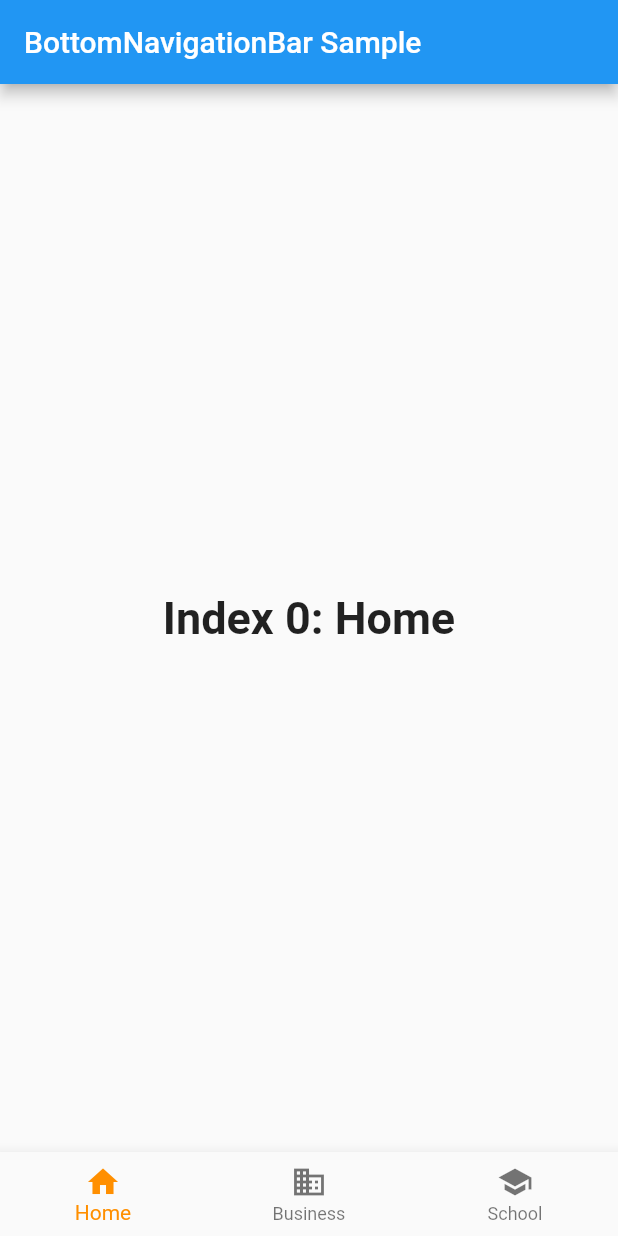
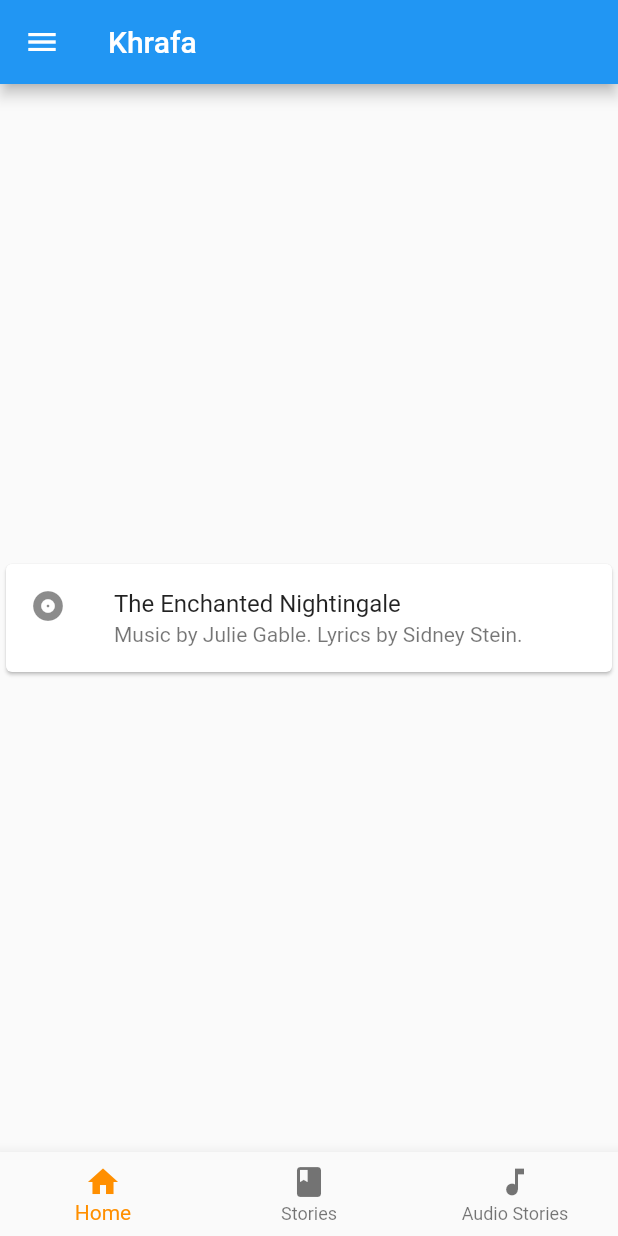
Before and after one commit to jlassi1/Khrafa, a Flutter app: the MyStatefulWidget screen opened directly, on a phone screen of 412 x 824 dp. Run offline on Flutter 3.47's test engine with Material 2 defaults, Android fonts, the phone set to English and light mode, and no system bars.

Commit message:
Add Bottom Navigation Bar

```diff
--- a/Khrafa/lib/buttomNavigationBar.dart
+++ /dev/null
@@ -1,79 +0,0 @@
-import 'package:flutter/material.dart';
-
-class MyApp extends StatelessWidget {
-  static const String _title = 'Flutter Code Sample';
-
-  @override
-  Widget build(BuildContext context) {
-    return MaterialApp(
-      title: _title,
-      home: MyStatefulWidget(),
-    );
-  }
-}
-
-/// This is the stateful widget that the main application instantiates.
-class MyStatefulWidget extends StatefulWidget {
-  MyStatefulWidget({Key key}) : super(key: key);
-
-  @override
-  _MyStatefulWidgetState createState() => _MyStatefulWidgetState();
-}
-
-/// This is the private State class that goes with MyStatefulWidget.
-class _MyStatefulWidgetState extends State<MyStatefulWidget> {
-  int _selectedIndex = 0;
-  static const TextStyle optionStyle =
-      TextStyle(fontSize: 30, fontWeight: FontWeight.bold);
-  static const List<Widget> _widgetOptions = <Widget>[
-    Text(
-      'Index 0: Home',
-      style: optionStyle,
-    ),
-    Text(
-      'Index 1: Business',
-      style: optionStyle,
-    ),
-    Text(
-      'Index 2: School',
-      style: optionStyle,
-    ),
-  ];
-
-  void _onItemTapped(int index) {
-    setState(() {
-      _selectedIndex = index;
-    });
-  }
-
-  @override
-  Widget build(BuildContext context) {
-    return Scaffold(
-      appBar: AppBar(
-        title: const Text('BottomNavigationBar Sample'),
-      ),
-      body: Center(
-        child: _widgetOptions.elementAt(_selectedIndex),
-      ),
-      bottomNavigationBar: BottomNavigationBar(
-        items: const <BottomNavigationBarItem>[
-          BottomNavigationBarItem(
-            icon: Icon(Icons.home),
-            label: 'Home',
-          ),
-          BottomNavigationBarItem(
-            icon: Icon(Icons.business),
-            label: 'Business',
-          ),
-          BottomNavigationBarItem(
-            icon: Icon(Icons.school),
-            label: 'School',
-          ),
-        ],
-        currentIndex: _selectedIndex,
-        selectedItemColor: Colors.amber[800],
-        onTap: _onItemTapped,
-      ),
-    );
-  }
-}
--- a/Khrafa/lib/main.dart
+++ b/Khrafa/lib/main.dart
@@ -1,67 +1,90 @@
 import 'package:flutter/material.dart';
-import 'buttomNavigationBar.dart';
+
 void main() {
   runApp(MyApp());
 }
 
 class MyApp extends StatelessWidget {
-  // This widget is the root of your application.
+  static const String _title = 'Flutter Code Sample';
+
   @override
   Widget build(BuildContext context) {
     return MaterialApp(
-      title: 'Flutter Demo',
-      theme: ThemeData(
-        // This is the theme of your application.
-        //
-        // Try running your application with "flutter run". You'll see the
-        // application has a blue toolbar. Then, without quitting the app, try
-        // changing the primarySwatch below to Colors.green and then invoke
-        // "hot reload" (press "r" in the console where you ran "flutter run",
-        // or simply save your changes to "hot reload" in a Flutter IDE).
-        // Notice that the counter didn't reset back to zero; the application
-        // is not restarted.
-        primarySwatch: Colors.blue,
-        // This makes the visual density adapt to the platform that you run
-        // the app on. For desktop platforms, the controls will be smaller and
-        // closer together (more dense) than on mobile platforms.
-        visualDensity: VisualDensity.adaptivePlatformDensity,
-      ),
-      home: MyHomePage(title: 'Flutter Demo Home Page'),
+      title: _title,
+      home: MyStatefulWidget(),
     );
   }
 }
 
-class MyHomePage extends StatefulWidget {
-  MyHomePage({Key key, this.title}) : super(key: key);
-
-  // This widget is the home page of your application. It is stateful, meaning
-  // that it has a State object (defined below) that contains fields that affect
-  // how it looks.
-
-  // This class is the configuration for the state. It holds the values (in this
-  // case the title) provided by the parent (in this case the App widget) and
-  // used by the build method of the State. Fields in a Widget subclass are
-  // always marked "final".
-
-  final String title;
+/// This is the stateful widget that the main application instantiates.
+class MyStatefulWidget extends StatefulWidget {
+  MyStatefulWidget({Key key}) : super(key: key);
 
   @override
-  _MyHomePageState createState() => _MyHomePageState();
+  _MyStatefulWidgetState createState() => _MyStatefulWidgetState();
 }
 
-class _MyHomePageState extends State<MyHomePage> {
+/// This is the private State class that goes with MyStatefulWidget.
+class _MyStatefulWidgetState extends State<MyStatefulWidget> {
+  int _selectedIndex = 0;
+  static const TextStyle optionStyle =
+      TextStyle(fontSize: 30, fontWeight: FontWeight.bold);
+  static List<Widget> _widgetOptions = <Widget>[
+    Card(
+      child: Column(
+        mainAxisSize: MainAxisSize.min,
+        children: <Widget>[
+          const ListTile(
+            leading: Icon(Icons.album),
+            title: Text('The Enchanted Nightingale'),
+            subtitle: Text('Music by Julie Gable. Lyrics by Sidney Stein.'),
+          ),
+        ],
+      ),
+    ),
+    Text(
+      'Index 1: Stories',
+      style: optionStyle,
+    ),
+    Text(
+      'Index 2: Audio Stories',
+      style: optionStyle,
+    ),
+  ];
+
+  void _onItemTapped(int index) {
+    setState(() {
+      _selectedIndex = index;
+    });
+  }
 
   @override
   Widget build(BuildContext context) {
-    // This method is rerun every time setState is called, for instance as done
-    // by the _incrementCounter method above.
-    //
-    // The Flutter framework has been optimized to make rerunning build methods
-    // fast, so that you can just rebuild anything that needs updating rather
-    // than having to individually change instances of widgets.
     return Scaffold(
       appBar: AppBar(
-        title: const Text('Drawer Demo'),
+        title: const Text('Khrafa'),
+      ),
+      body: Center(
+        child: _widgetOptions.elementAt(_selectedIndex),
+      ),
+      bottomNavigationBar: BottomNavigationBar(
+        items: const <BottomNavigationBarItem>[
+          BottomNavigationBarItem(
+            icon: Icon(Icons.home),
+            label: 'Home',
+          ),
+          BottomNavigationBarItem(
+            icon: Icon(Icons.book),
+            label: 'Stories',
+          ),
+          BottomNavigationBarItem(
+            icon: Icon(Icons.music_note),
+            label: 'Audio Stories',
+          ),
+        ],
+        currentIndex: _selectedIndex,
+        selectedItemColor: Colors.amber[800],
+        onTap: _onItemTapped,
       ),
       drawer: Drawer(
         child: ListView(
@@ -84,10 +107,6 @@ class _MyHomePageState extends State<MyHomePage> {
               title: Text('Theme'),
             ),
             ListTile(
-              leading: Icon(Icons.contact_support),
-              title: Text('Contact'),
-            ),
-            ListTile(
               leading: Icon(Icons.language),
               title: Text('Languege'),
             ),
@@ -95,11 +114,13 @@ class _MyHomePageState extends State<MyHomePage> {
               leading: Icon(Icons.star_rate),
               title: Text('Rate Us'),
             ),
+            ListTile(
+              leading: Icon(Icons.contact_support),
+              title: Text('Contact'),
+            ),
           ],
         ),
       ),
-
     );
-
   }
 }
```
